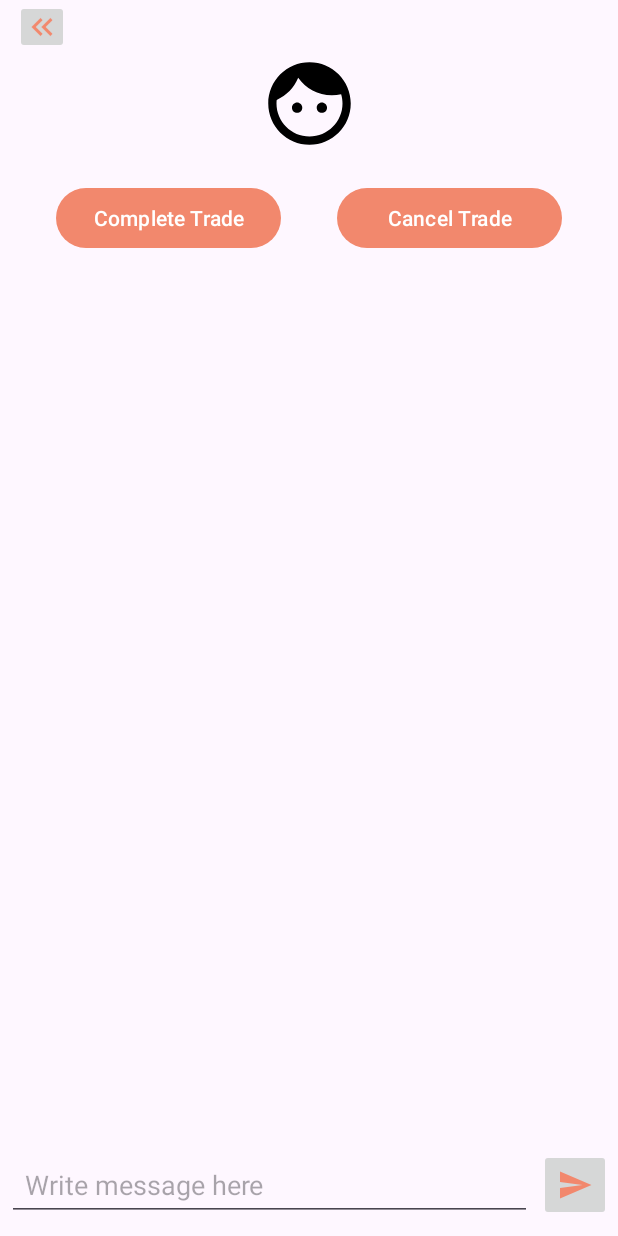
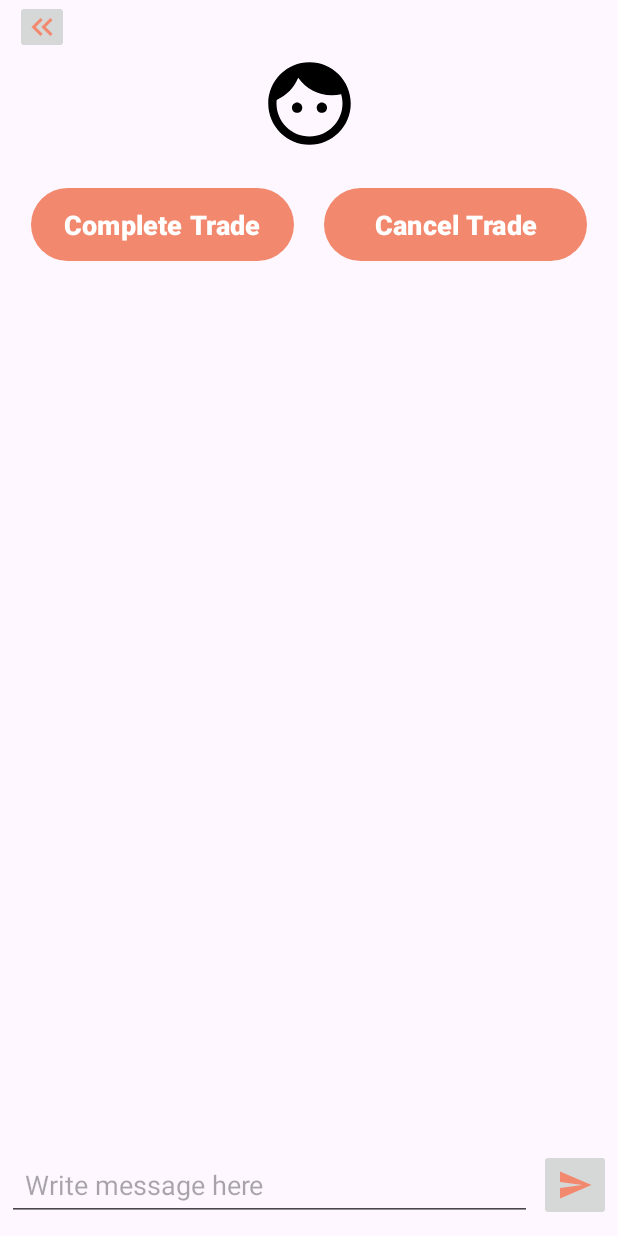
Before and after one commit to ge-andrew/BarterBuddy, an Android app: the ChatPage screen opened directly, with no data from a screen before it, on a phone screen of 412 x 824 dp. Run offline under Robolectric (Android 15) with nearby library versions, the phone set to English and light mode, and no system bars; our stand-ins replace Firebase (no records; nobody signed in at launch, a user with empty details on screens opened directly); 5 statements that could not run were skipped.

Commit message:
- finished stylizing for now

```diff
--- a/app/src/main/res/drawable/search_bar.xml
+++ b/app/src/main/res/drawable/search_bar.xml
@@ -2,8 +2,4 @@
 <shape xmlns:android="http://schemas.android.com/apk/res/android">
     <solid android:color="@color/light_gray"/>
     <corners android:radius="28dp"/>
-<!--    <padding android:left="8dp"-->
-<!--        android:bottom="8dp"-->
-<!--        android:right="8dp"-->
-<!--        android:top="8dp" />-->
 </shape>
--- a/app/src/main/res/layout/activity_add_new_personal_item.xml
+++ b/app/src/main/res/layout/activity_add_new_personal_item.xml
@@ -146,7 +146,7 @@
                     android:layout_height="wrap_content"
                     android:layout_marginTop="12dp"
                     android:text="@string/save"
-                    android:theme="@style/primaryButtonStyle" />
+                    android:theme="@style/largerTextButtonStyle" />
 
             </LinearLayout>
 
--- a/app/src/main/res/layout/activity_chat_page.xml
+++ b/app/src/main/res/layout/activity_chat_page.xml
@@ -47,23 +47,25 @@
 
         <Button
             android:id="@+id/complete_trade_button"
-            android:layout_width="150dp"
+            android:layout_width="175dp"
             android:layout_height="wrap_content"
             android:text="@string/complete_trade"
             app:layout_constraintBottom_toBottomOf="parent"
             app:layout_constraintEnd_toStartOf="@id/cancel_trade_button"
             app:layout_constraintStart_toStartOf="parent"
-            app:layout_constraintTop_toTopOf="parent" />
+            app:layout_constraintTop_toTopOf="parent"
+            android:theme="@style/smallerTextButtonStyle"/>
 
         <Button
             android:id="@+id/cancel_trade_button"
-            android:layout_width="150dp"
+            android:layout_width="175dp"
             android:layout_height="wrap_content"
             android:text="@string/cancel_trade"
             app:layout_constraintStart_toEndOf="@id/complete_trade_button"
             app:layout_constraintEnd_toEndOf="parent"
             app:layout_constraintTop_toTopOf="parent"
-            app:layout_constraintBottom_toBottomOf="parent" />
+            app:layout_constraintBottom_toBottomOf="parent"
+            android:theme="@style/smallerTextButtonStyle"/>
 
     </androidx.constraintlayout.widget.ConstraintLayout>
 
--- a/app/src/main/res/layout/activity_create_account_page.xml
+++ b/app/src/main/res/layout/activity_create_account_page.xml
@@ -58,7 +58,7 @@
                 android:id="@+id/username_warning"
                 android:layout_width="wrap_content"
                 android:layout_height="wrap_content"
-                android:text="Username is already taken"
+                android:text="@string/username_is_already_taken"
                 android:theme="@style/warningTextStyle"
                 android:visibility="gone" />
 
@@ -87,7 +87,7 @@
                 android:id="@+id/email_warning"
                 android:layout_width="wrap_content"
                 android:layout_height="wrap_content"
-                android:text="An account with this email already exists"
+                android:text="@string/an_account_with_this_email_already_exists"
                 android:theme="@style/warningTextStyle"
                 android:visibility="gone" />
 
@@ -137,7 +137,7 @@
             android:layout_height="wrap_content"
             android:layout_marginBottom="12dp"
             android:text="@string/create"
-            android:theme="@style/primaryButtonStyle" />
+            android:theme="@style/largerTextButtonStyle" />
 
         <LinearLayout
             android:layout_width="match_parent"
--- a/app/src/main/res/layout/activity_get_image_dialog_box.xml
+++ b/app/src/main/res/layout/activity_get_image_dialog_box.xml
@@ -31,14 +31,14 @@
             android:layout_height="wrap_content"
             android:layout_marginBottom="12dp"
             android:text="@string/take_photo"
-            android:theme="@style/primaryButtonStyle" />
+            android:theme="@style/largerTextButtonStyle" />
 
         <Button
             android:id="@+id/choose_photo_button"
             android:layout_width="match_parent"
             android:layout_height="wrap_content"
             android:text="@string/pick_from_your_photos"
-            android:theme="@style/primaryButtonStyle" />
+            android:theme="@style/largerTextButtonStyle" />
     </LinearLayout>
 
 
--- a/app/src/main/res/layout/activity_login_page.xml
+++ b/app/src/main/res/layout/activity_login_page.xml
@@ -95,7 +95,7 @@
             android:layout_height="wrap_content"
             android:layout_marginBottom="12dp"
             android:text="@string/login"
-            android:theme="@style/primaryButtonStyle"/>
+            android:theme="@style/largerTextButtonStyle"/>
 
         <LinearLayout
             android:layout_width="match_parent"
--- a/app/src/main/res/layout/activity_personal_items_detail_page.xml
+++ b/app/src/main/res/layout/activity_personal_items_detail_page.xml
@@ -68,7 +68,7 @@
                 android:id="@+id/perceivedValue"
                 android:layout_width="wrap_content"
                 android:layout_height="wrap_content"
-                android:text="Estimated value"
+                android:text="@string/estimated_value"
                 android:theme="@style/defaultTextStyle" />
 
         </LinearLayout>
@@ -100,7 +100,7 @@
             android:layout_width="185dp"
             android:layout_height="wrap_content"
             android:text="@string/set_active"
-            android:theme="@style/primaryButtonStyle" />
+            android:theme="@style/largerTextButtonStyle" />
 
     </LinearLayout>
 
--- a/app/src/main/res/layout/activity_public_items_detail_page.xml
+++ b/app/src/main/res/layout/activity_public_items_detail_page.xml
@@ -88,7 +88,7 @@
                 android:id="@+id/perceivedValue"
                 android:layout_width="wrap_content"
                 android:layout_height="wrap_content"
-                android:text="Estimated value"
+                android:text="@string/estimated_value"
                 android:theme="@style/defaultTextStyle" />
 
         </LinearLayout>
@@ -120,7 +120,7 @@
             android:layout_width="185dp"
             android:layout_height="wrap_content"
             android:text="@string/offer_trade"
-            android:theme="@style/primaryButtonStyle" />
+            android:theme="@style/largerTextButtonStyle" />
 
     </LinearLayout>
 
--- a/app/src/main/res/values/strings.xml
+++ b/app/src/main/res/values/strings.xml
@@ -61,4 +61,8 @@
     <string name="add_an_item">Add an Item</string>
     <string name="barter">Barter!</string>
     <string name="pick_an_item_to_offer">Pick an item to offer</string>
+    <string name="you_are_offering">You are offering:</string>
+    <string name="username_is_already_taken">Username is already taken</string>
+    <string name="an_account_with_this_email_already_exists">An account with this email already exists</string>
+    <string name="you_hope_to_receive">You hope to receive:</string>
 </resources>
--- a/app/src/main/res/values/styles.xml
+++ b/app/src/main/res/values/styles.xml
@@ -38,8 +38,14 @@
         <item name="android:textColor">@color/red</item>
     </style>
 
-    <style name="primaryButtonStyle" parent="">
+    <style name="largerTextButtonStyle" parent="">
         <item name="android:textSize">20sp</item>
+        <item name="android:textStyle">bold</item>
+        <item name="android:padding">12dp</item>
+    </style>
+
+    <style name="smallerTextButtonStyle" parent="">
+        <item name="android:textSize">18sp</item>
         <item name="android:textStyle">bold</item>
         <item name="android:padding">12dp</item>
     </style>
```
Also changed, not shown: app/src/main/res/layout/activity_adjust_trade_money.xml (+4 -4 lines).
